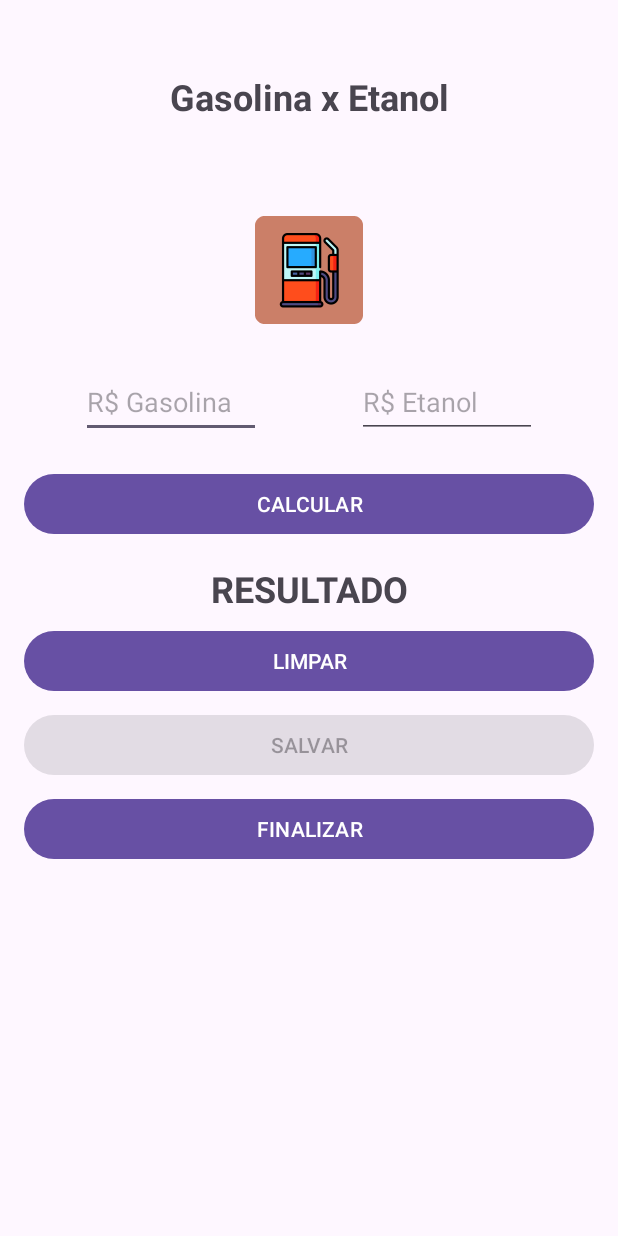
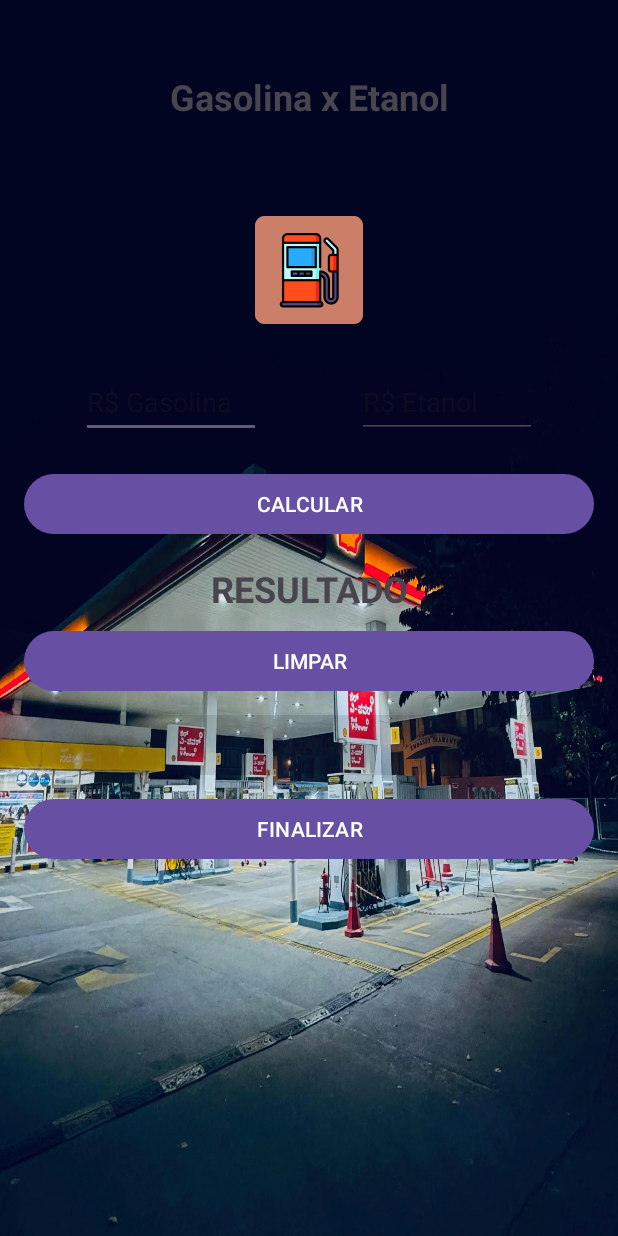
Before and after one commit to Gabriel-otirB/app-gaseta, an Android app: the screen it shows after launch (GasEtaActivity), on a phone screen of 412 x 824 dp. Run offline under Robolectric (Android 15) with nearby library versions, the phone set to English and light mode, and no system bars; 4 statements that could not run were skipped.

Commit message:
Added image background for main view

```diff
--- a/app/src/main/res/layout/activity_gaseta.xml
+++ b/app/src/main/res/layout/activity_gaseta.xml
@@ -6,6 +6,7 @@
     android:layout_width="match_parent"
     android:layout_height="match_parent"
     android:orientation="vertical"
+    android:background="@drawable/estrada"
     tools:context="devandroid.gabrito.appgaseta.view.GasEtaActivity">
 
     <ScrollView
```
Also changed, not shown: app/src/main/res/drawable/estrada.webp (added).
